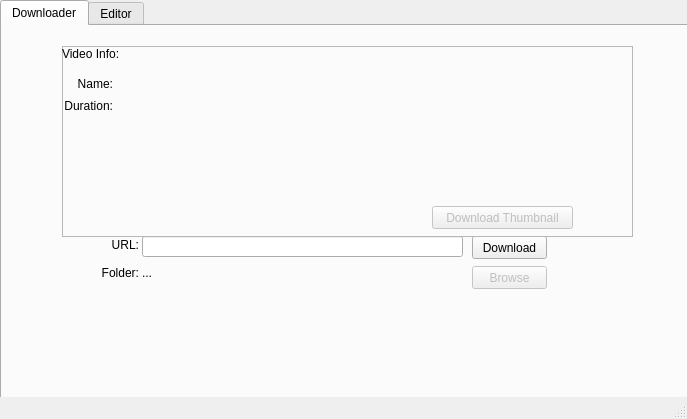
First picture: the form in GUI.ui, repository hojo4646/youtube-dl-final, before the edit.
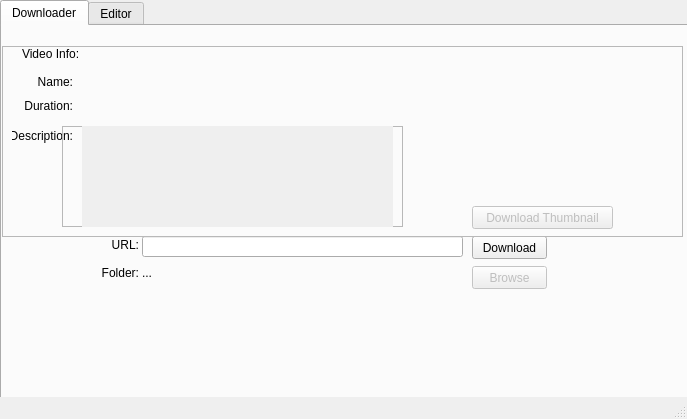
Second picture: the form after the edit. Icons and pictures are not drawn.

What changed in the file:
```diff
--- a/GUI.ui
+++ b/GUI.ui
@@ -59,9 +59,9 @@
      <widget class="QFrame" name="frame">
       <property name="geometry">
        <rect>
-        <x>60</x>
+        <x>0</x>
         <y>20</y>
-        <width>571</width>
+        <width>681</width>
         <height>191</height>
        </rect>
       </property>
@@ -74,7 +74,7 @@
       <widget class="QLabel" name="label_videoinfo">
        <property name="geometry">
         <rect>
-         <x>0</x>
+         <x>20</x>
          <y>0</y>
          <width>61</width>
          <height>16</height>
@@ -87,10 +87,10 @@
       <widget class="QLabel" name="label_info_name">
        <property name="geometry">
         <rect>
-         <x>0</x>
-         <y>30</y>
+         <x>20</x>
+         <y>26</y>
          <width>51</width>
-         <height>16</height>
+         <height>20</height>
         </rect>
        </property>
        <property name="text">
@@ -99,11 +99,14 @@
        <property name="alignment">
         <set>Qt::AlignRight|Qt::AlignTrailing|Qt::AlignVCenter</set>
        </property>
+       <property name="margin">
+        <number>2</number>
+       </property>
       </widget>
       <widget class="QLabel" name="label_info_duration">
        <property name="geometry">
         <rect>
-         <x>0</x>
+         <x>20</x>
          <y>50</y>
          <width>51</width>
          <height>20</height>
@@ -119,7 +122,7 @@
       <widget class="QLabel" name="img_thumbnail_display">
        <property name="geometry">
         <rect>
-         <x>300</x>
+         <x>400</x>
          <y>0</y>
          <width>271</width>
          <height>151</height>
@@ -141,7 +144,7 @@
        </property>
        <property name="geometry">
         <rect>
-         <x>370</x>
+         <x>470</x>
          <y>160</y>
          <width>141</width>
          <height>23</height>
@@ -154,26 +157,29 @@
       <widget class="QLabel" name="label_var_name">
        <property name="geometry">
         <rect>
-         <x>50</x>
-         <y>30</y>
-         <width>241</width>
-         <height>21</height>
+         <x>70</x>
+         <y>21</y>
+         <width>231</width>
+         <height>31</height>
         </rect>
        </property>
        <property name="text">
         <string/>
        </property>
        <property name="alignment">
-        <set>Qt::AlignBottom|Qt::AlignLeading|Qt::AlignLeft</set>
+        <set>Qt::AlignLeading|Qt::AlignLeft|Qt::AlignVCenter</set>
        </property>
        <property name="margin">
-        <number>5</number>
+        <number>0</number>
+       </property>
+       <property name="indent">
+        <number>2</number>
        </property>
       </widget>
       <widget class="QLabel" name="label_var_duration">
        <property name="geometry">
         <rect>
-         <x>50</x>
+         <x>70</x>
          <y>50</y>
          <width>241</width>
          <height>21</height>
@@ -183,11 +189,114 @@
         <string/>
        </property>
        <property name="alignment">
-        <set>Qt::AlignLeading|Qt::AlignLeft|Qt::AlignTop</set>
+        <set>Qt::AlignLeading|Qt::AlignLeft|Qt::AlignVCenter</set>
        </property>
        <property name="margin">
-        <number>5</number>
+        <number>0</number>
        </property>
+       <property name="indent">
+        <number>2</number>
+       </property>
+      </widget>
+      <widget class="QLabel" name="label_info_description">
+       <property name="geometry">
+        <rect>
+         <x>10</x>
+         <y>80</y>
+         <width>61</width>
+         <height>20</height>
+        </rect>
+       </property>
+       <property name="text">
+        <string>Description:</string>
+       </property>
+       <property name="alignment">
+        <set>Qt::AlignRight|Qt::AlignTrailing|Qt::AlignVCenter</set>
+       </property>
+      </widget>
+      <widget class="QFrame" name="frame_2">
+       <property name="geometry">
+        <rect>
+         <x>60</x>
+         <y>80</y>
+         <width>341</width>
+         <height>101</height>
+        </rect>
+       </property>
+       <property name="frameShape">
+        <enum>QFrame::StyledPanel</enum>
+       </property>
+       <property name="frameShadow">
+        <enum>QFrame::Raised</enum>
+       </property>
+       <widget class="QScrollArea" name="scrollArea">
+        <property name="geometry">
+         <rect>
+          <x>20</x>
+          <y>0</y>
+          <width>311</width>
+          <height>101</height>
+         </rect>
+        </property>
+        <property name="layoutDirection">
+         <enum>Qt::LeftToRight</enum>
+        </property>
+        <property name="frameShape">
+         <enum>QFrame::NoFrame</enum>
+        </property>
+        <property name="frameShadow">
+         <enum>QFrame::Sunken</enum>
+        </property>
+        <property name="lineWidth">
+         <number>0</number>
+        </property>
+        <property name="verticalScrollBarPolicy">
+         <enum>Qt::ScrollBarAsNeeded</enum>
+        </property>
+        <property name="widgetResizable">
+         <bool>true</bool>
+        </property>
+        <widget class="QWidget" name="scrollAreaWidgetContents">
+         <property name="geometry">
+          <rect>
+           <x>0</x>
+           <y>0</y>
+           <width>311</width>
+           <height>101</height>
+          </rect>
+         </property>
+         <layout class="QHBoxLayout" name="horizontalLayout">
+          <item>
+           <widget class="QLabel" name="label_var_description">
+            <property name="autoFillBackground">
+             <bool>false</bool>
+            </property>
+            <property name="frameShape">
+             <enum>QFrame::NoFrame</enum>
+            </property>
+            <property name="lineWidth">
+             <number>0</number>
+            </property>
+            <property name="text">
+             <string/>
+            </property>
+            <property name="alignment">
+             <set>Qt::AlignLeading|Qt::AlignLeft|Qt::AlignTop</set>
+            </property>
+            <property name="wordWrap">
+             <bool>true</bool>
+            </property>
+            <property name="margin">
+             <number>0</number>
+            </property>
+            <property name="indent">
+             <number>2</number>
+            </property>
+           </widget>
+          </item>
+         </layout>
+        </widget>
+       </widget>
       </widget>
      </widget>
      <widget class="QLabel" name="label_url">
```
